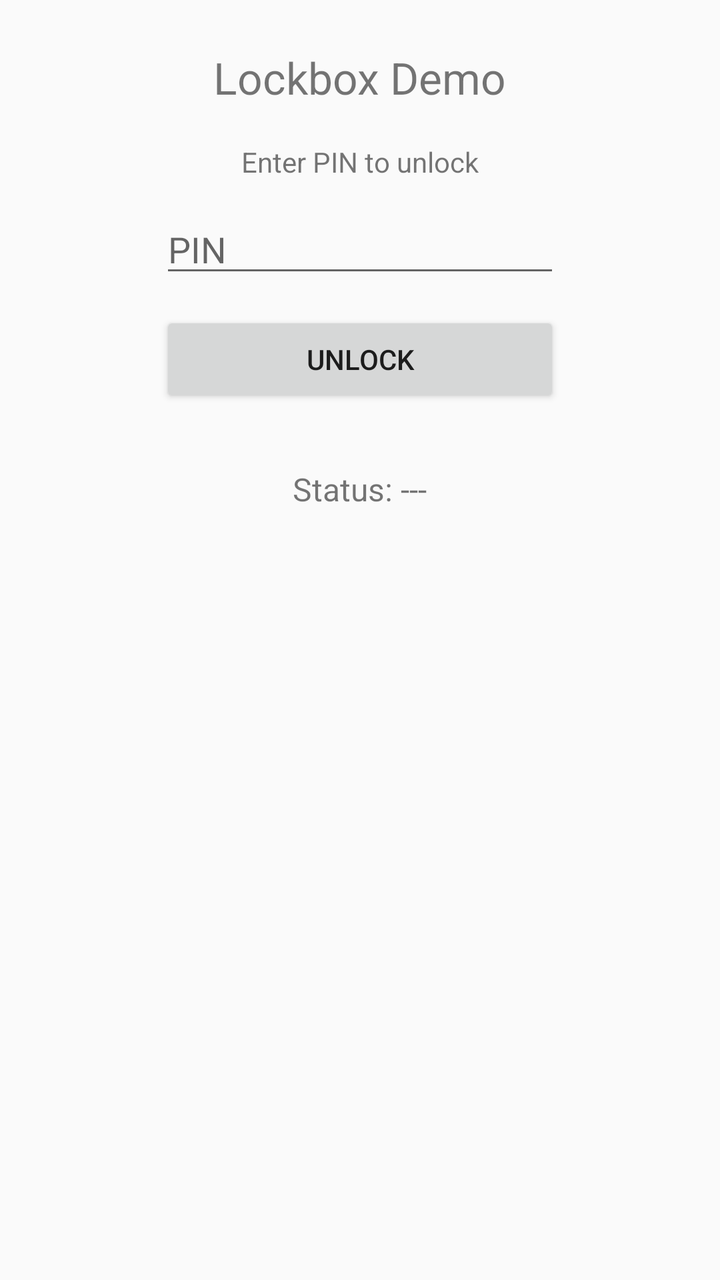
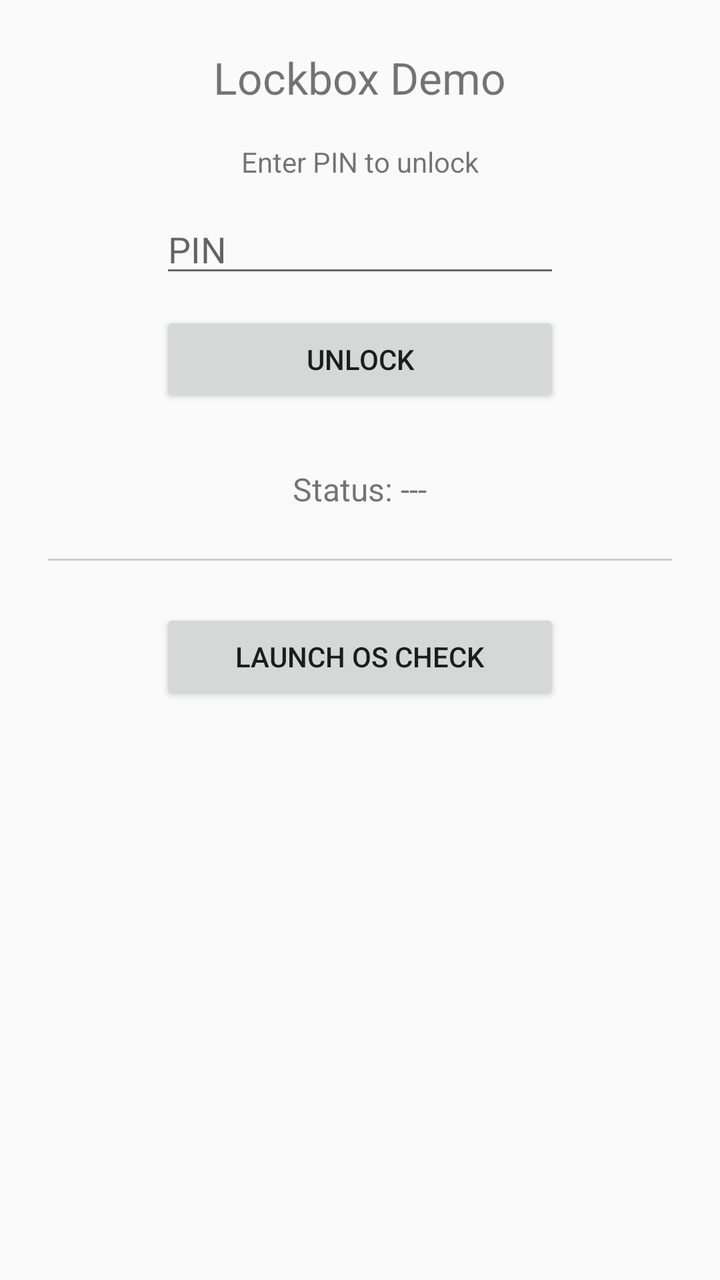

Screens rendered from an Android XML layout before and after an edit, with the pre-edit source and the edit as a unified diff.
<!-- AndroidManifest.xml: application theme Theme.AppCompat.Light.NoActionBar -->
<!-- res/layout/activity_main.xml -->
<?xml version="1.0" encoding="utf-8"?>
<LinearLayout xmlns:android="http://schemas.android.com/apk/res/android"
    android:layout_width="match_parent"
    android:layout_height="match_parent"
    android:gravity="center_horizontal"
    android:orientation="vertical"
    android:padding="24dp">

    <TextView
        android:id="@+id/titleText"
        android:layout_width="wrap_content"
        android:layout_height="wrap_content"
        android:text="Lockbox Demo"
        android:textSize="22sp"
        android:layout_marginBottom="18dp"/>

    <TextView
        android:id="@+id/instructionText"
        android:layout_width="wrap_content"
        android:layout_height="wrap_content"
        android:text="Enter PIN to unlock"
        android:layout_marginBottom="12dp"/>

    <EditText
        android:id="@+id/pinInput"
        android:layout_width="200dp"
        android:layout_height="wrap_content"
        android:inputType="number"
        android:hint="PIN"
        android:maxLength="8"
        android:layout_marginBottom="12dp"/>

    <Button
        android:id="@+id/loginBtn"
        android:layout_width="200dp"
        android:layout_height="wrap_content"
        android:text="Unlock"
        android:layout_marginBottom="12dp"/>

    <TextView
        android:id="@+id/statusText"
        android:layout_width="wrap_content"
        android:layout_height="wrap_content"
        android:text="Status: ---"
        android:textSize="16sp"
        android:layout_marginTop="18dp"/>
</LinearLayout>
<!-- resources referenced by this layout -->
<resources>

</resources>

<!-- the commit's change to res/layout/activity_main.xml (unified diff, before → after) -->
@@ -6,21 +6,24 @@
     android:orientation="vertical"
     android:padding="24dp">
 
+    
     <TextView
         android:id="@+id/titleText"
         android:layout_width="wrap_content"
         android:layout_height="wrap_content"
         android:text="Lockbox Demo"
         android:textSize="22sp"
-        android:layout_marginBottom="18dp"/>
+        android:layout_marginBottom="18dp" />
 
+    
     <TextView
         android:id="@+id/instructionText"
         android:layout_width="wrap_content"
         android:layout_height="wrap_content"
         android:text="Enter PIN to unlock"
-        android:layout_marginBottom="12dp"/>
+        android:layout_marginBottom="12dp" />
 
+    
     <EditText
         android:id="@+id/pinInput"
         android:layout_width="200dp"
@@ -28,20 +31,38 @@
         android:inputType="number"
         android:hint="PIN"
         android:maxLength="8"
-        android:layout_marginBottom="12dp"/>
+        android:layout_marginBottom="12dp" />
 
+    
     <Button
         android:id="@+id/loginBtn"
         android:layout_width="200dp"
         android:layout_height="wrap_content"
         android:text="Unlock"
-        android:layout_marginBottom="12dp"/>
+        android:layout_marginBottom="12dp" />
 
+    
     <TextView
         android:id="@+id/statusText"
         android:layout_width="wrap_content"
         android:layout_height="wrap_content"
         android:text="Status: ---"
         android:textSize="16sp"
-        android:layout_marginTop="18dp"/>
+        android:layout_marginTop="18dp" />
+
+    
+    <View
+        android:layout_width="match_parent"
+        android:layout_height="1dp"
+        android:layout_marginTop="24dp"
+        android:layout_marginBottom="24dp"
+        android:background="#CCCCCC" />
+
+    
+    <Button
+        android:id="@+id/btnLaunchOsCheck"
+        android:layout_width="200dp"
+        android:layout_height="wrap_content"
+        android:text="Launch OS Check" />
+
 </LinearLayout>
